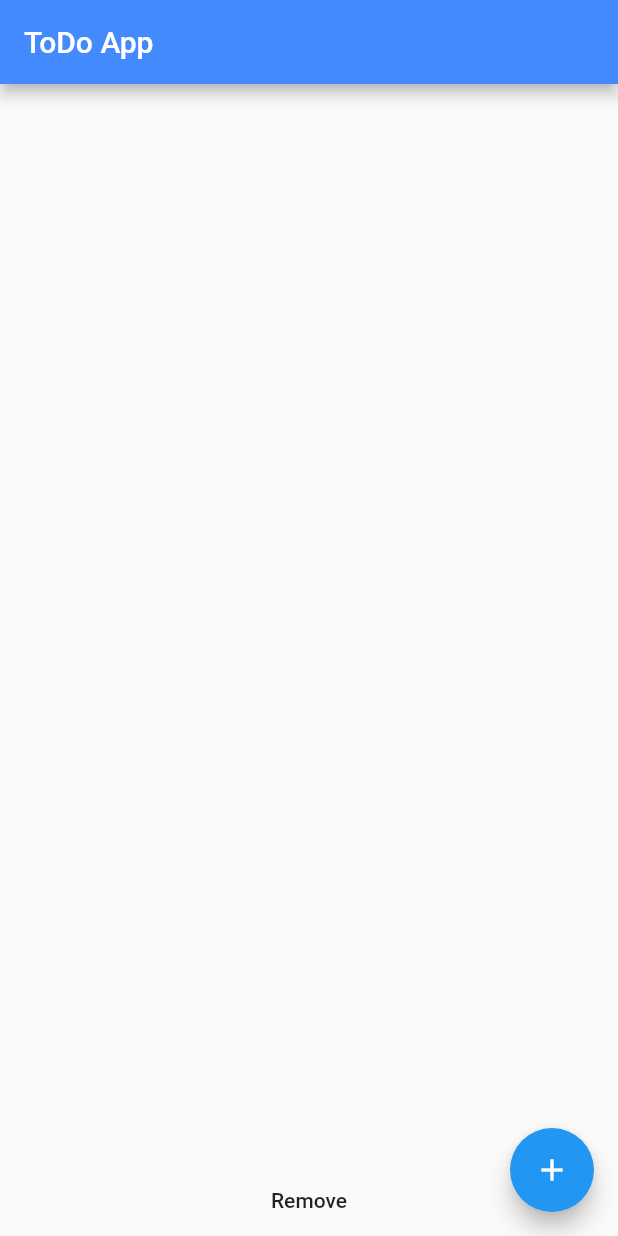
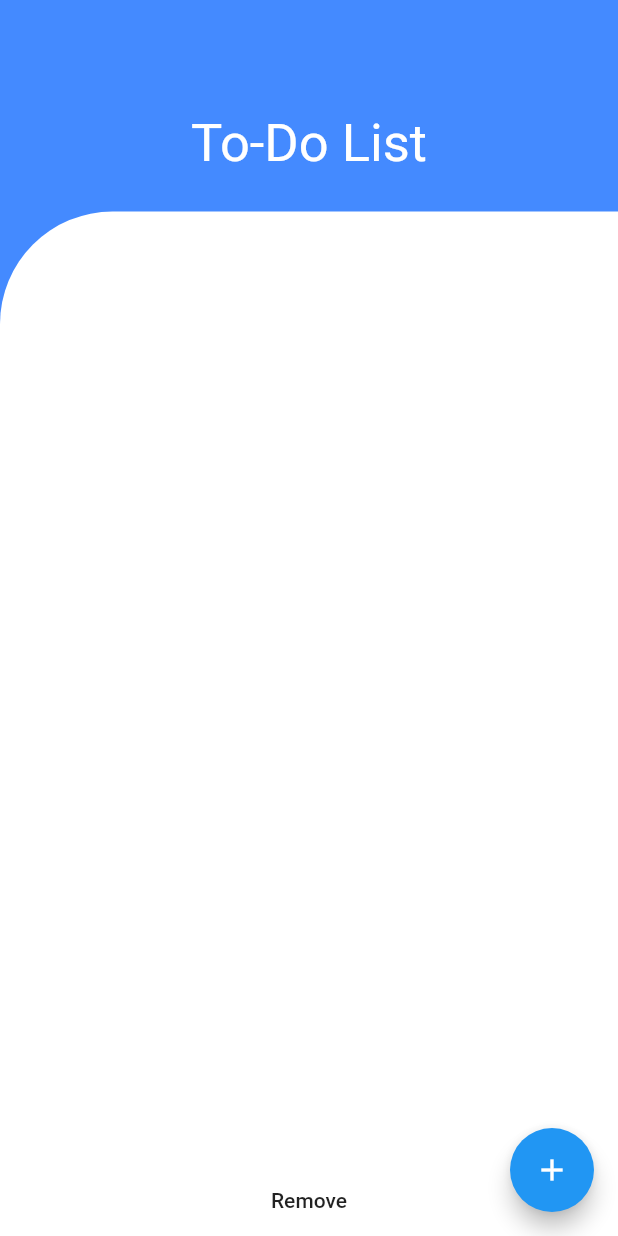
Before and after one commit to VirtualAstronaut/provider-Todo, a Flutter app: the screen it shows after launch, on a phone screen of 412 x 824 dp. Run offline on Flutter 3.47's test engine with Material 2 defaults, Android fonts, the phone set to English and light mode, and no system bars.

Commit message:
index and curves

```diff
--- a/lib/MainScreen.dart
+++ b/lib/MainScreen.dart
@@ -21,12 +21,25 @@ class _HomePageState extends State<HomePage> {
     var MylIstVar = Provider.of<MyList>(context);
     var checked = false;
     return Scaffold(
-      appBar: AppBar(
+      floatingActionButton: FabAddTask(),
       backgroundColor: Colors.blueAccent,
-        title: Text('ToDo App'),
+      body: Column(
+        children: [
+          Container(
+            padding: EdgeInsets.all(25),
+            child: Text(
+              'To-Do List',
+              style: TextStyle(color: Colors.white, fontSize: 35),
             ),
-      floatingActionButton: FabAddTask(),
-      body: Column(
+            margin: EdgeInsets.only(top: 50),
+          ),
+          Expanded(
+            child: Container(
+              decoration: BoxDecoration(
+                  borderRadius:
+                      BorderRadius.only(topLeft: Radius.circular(75.0)),
+                  color: Colors.white),
+              child: Column(
                 children: [
                   Expanded(
                       flex: 4,
@@ -34,14 +47,20 @@ class _HomePageState extends State<HomePage> {
                         create: (BuildContext context) => MyList(),
                         child: MylIstVar.myList != null
                             ? ListView.builder(
+                                padding: EdgeInsets.symmetric(horizontal: 25,vertical: 15),
                                 itemCount: MylIstVar.myList.length,
                                 itemBuilder: (con, index) {
                                   return ListTile(
+                                      leading: CircleAvatar(
+                                          child: Text(
+                                        (index + 1).toString(),
+                                      )),
                                       title: Text(MylIstVar.myList[index]),
-                          trailing: StatefulBuilder(builder: (con, setState) {
-                            var _showCheckBox =0.0 ;
+                                      trailing: StatefulBuilder(
+                                          builder: (con, setState) {
+                                        var _showCheckBox = 0.0;
                                         return Opacity(
-                              opacity: _showCheckBox ,
+                                          opacity: _showCheckBox,
                                           child: Checkbox(
                                             value: checked,
                                             onChanged: (bool value) {
@@ -55,7 +74,11 @@ class _HomePageState extends State<HomePage> {
                                 })
                             : Container(),
                       )),
-          FlatButton(onPressed: (){}, child: Text('Remove'))
+                  FlatButton(onPressed: () {}, child: Text('Remove'))
+                ],
+              ),
+            ),
+          ),
         ],
       ),
     );
```
Lines whose indentation alone changed are shown as unchanged.
